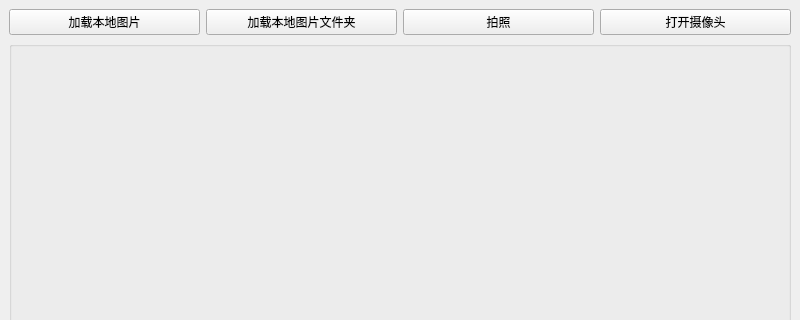
The window that Qt_Ui/cameraWin.ui (Jyunmau/IMG-REC) describes before a commit, drawn with Qt 5; both pictures show x 0 to 800 and y 0 to 320 of the 800 by 600 pixel window.
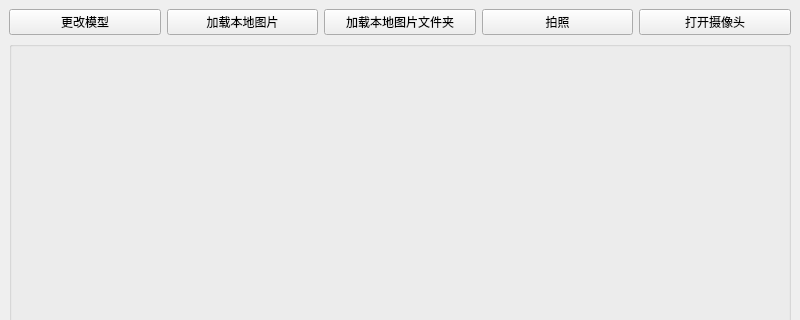
The same window after the commit.

Commit message: 增加模型选择功能和自设计模型

What changed in the file:
```diff
--- a/Qt_Ui/cameraWin.ui
+++ b/Qt_Ui/cameraWin.ui
@@ -19,6 +19,13 @@
      <layout class="QVBoxLayout" name="verticalLayout">
       <item>
        <layout class="QHBoxLayout" name="horizontalLayout">
+        <item>
+         <widget class="QPushButton" name="chg_mod_Button">
+          <property name="text">
+           <string>更改模型</string>
+          </property>
+         </widget>
+        </item>
         <item>
          <widget class="QPushButton" name="loadButton">
           <property name="text">
```
The commit also changes 9 other files.
